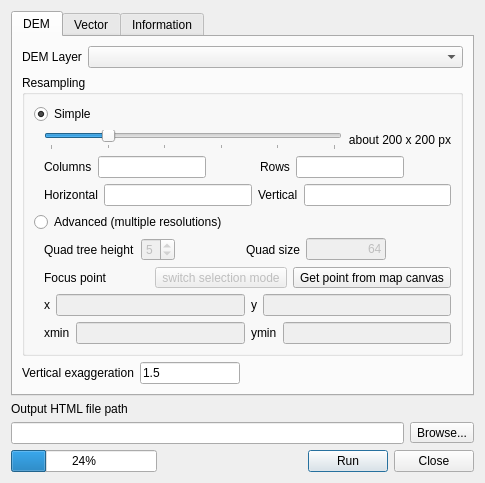
This is qgis2threejsdialog.ui in minorua/Qgis2threejs as Qt 5 draws it before an edit. The edited form follows.
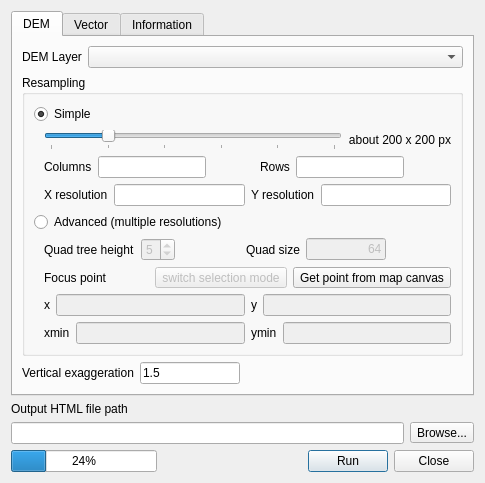
This is the edited form.

Patch:
```diff
--- a/qgis2threejsdialog.ui
+++ b/qgis2threejsdialog.ui
@@ -188,7 +188,7 @@
                 <item>
                  <widget class="QLabel" name="label_8">
                   <property name="text">
-                   <string>Horizontal</string>
+                   <string>X resolution</string>
                   </property>
                  </widget>
                 </item>
@@ -211,7 +211,7 @@
                 <item>
                  <widget class="QLabel" name="label_9">
                   <property name="text">
-                   <string>Vertical</string>
+                   <string>Y resolution</string>
                   </property>
                  </widget>
                 </item>
```
